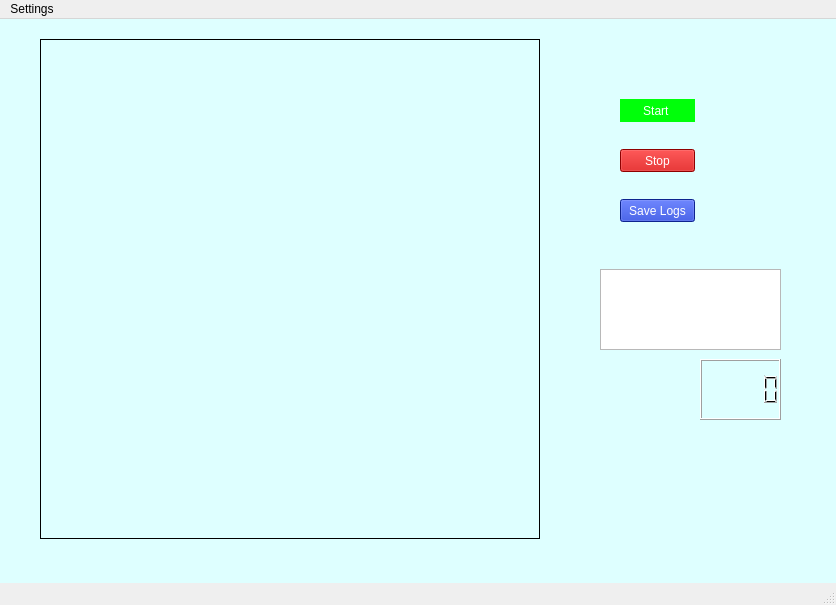
The window that PyQtDesigner/Watcher/MainWindowUI.ui (NishantGhanate/PythonScripts) describes before a commit, drawn with Qt 5.
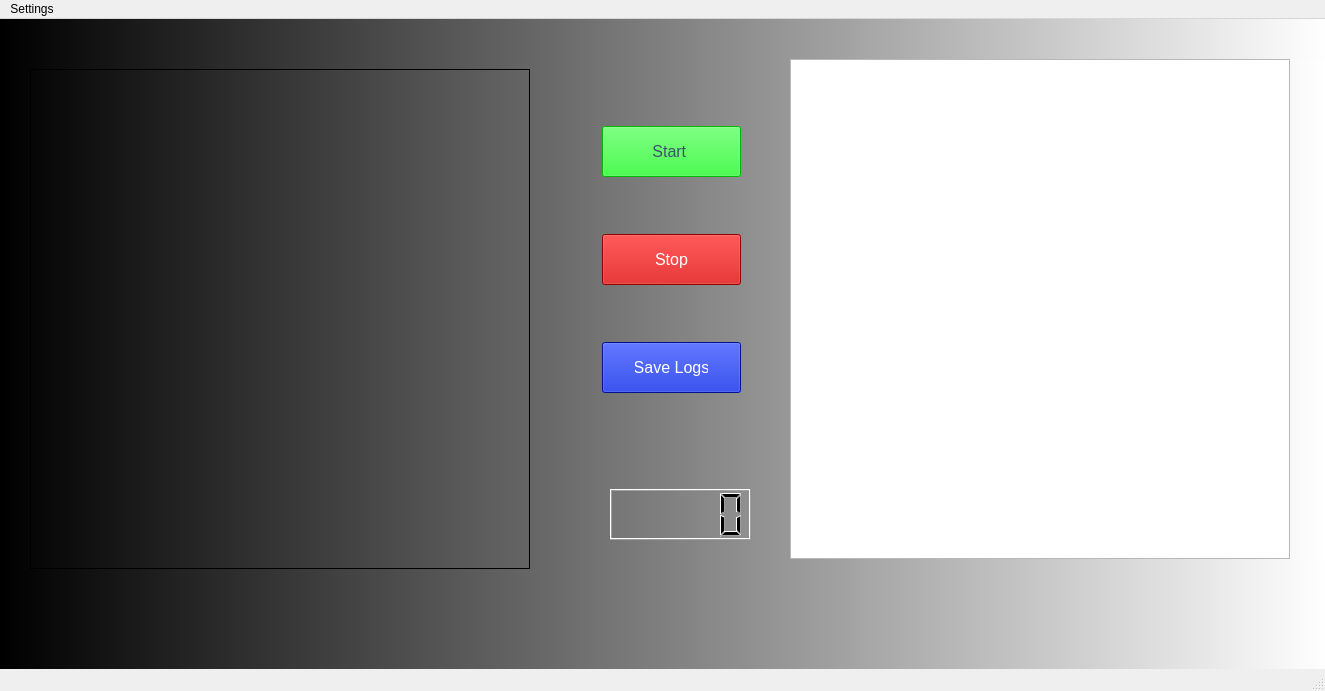
The same window after the commit.

The edit to the form file:
```diff
--- a/PyQtDesigner/Watcher/MainWindowUI.ui
+++ b/PyQtDesigner/Watcher/MainWindowUI.ui
@@ -6,8 +6,8 @@
    <rect>
     <x>0</x>
     <y>0</y>
-    <width>836</width>
-    <height>605</height>
+    <width>1325</width>
+    <height>691</height>
    </rect>
   </property>
   <property name="windowTitle">
@@ -16,15 +16,20 @@
   <property name="styleSheet">
    <string notr="true">QWidget#centralwidget
 {
-	background-color:rgb(222,255,255);
+	
+	background-color:qlineargradient(spread:pad, x1:0, y1:0, x2:1, y2:0, stop:0 rgba(0, 0, 0, 255), stop:1 rgba(255, 255, 255, 255));
 	
 }
 
 QPushButton#startButton
 {
 	background-color:rgb(0,255,10);
-	color:rgb(255,255,255);
-	border-radius:100px;
+	color:rgb(62, 80, 109);
+    padding: 15px 32px;
+    text-align: center;
+    text-decoration: none;
+    font-size: 16px;
+    margin: 4px 2px;
 	
  }
 
@@ -32,14 +37,24 @@
 {
 	background-color:rgb(200,0,0);
 	color:rgb(255,255,255);
+    padding: 15px 32px;
+    text-align: center;
+    text-decoration: none;
+    font-size: 16px;
+    margin: 4px 2px;
 	
  }
 
 QPushButton#saveLogsButton
 {
-	background-color:rgb(20,50,200);	
+	background-color:rgb(0,25,200);
 	color:rgb(255,255,255);
-	
+    padding: 15px 32px;
+    text-align: center;
+    text-decoration: none;
+    font-size: 16px;
+    margin: 4px 2px;
+		
  }
 
 
@@ -52,76 +67,31 @@
 </string>
   </property>
   <widget class="QWidget" name="centralwidget">
-   <widget class="QPushButton" name="startButton">
-    <property name="geometry">
-     <rect>
-      <x>620</x>
-      <y>80</y>
-      <width>75</width>
-      <height>23</height>
-     </rect>
-    </property>
-    <property name="text">
-     <string>Start </string>
-    </property>
-   </widget>
-   <widget class="QPushButton" name="stopButton">
-    <property name="geometry">
-     <rect>
-      <x>620</x>
-      <y>130</y>
-      <width>75</width>
-      <height>23</height>
-     </rect>
-    </property>
-    <property name="text">
-     <string>Stop</string>
-    </property>
-   </widget>
-   <widget class="QPushButton" name="saveLogsButton">
-    <property name="geometry">
-     <rect>
-      <x>620</x>
-      <y>180</y>
-      <width>75</width>
-      <height>23</height>
-     </rect>
-    </property>
-    <property name="sizePolicy">
-     <sizepolicy hsizetype="Preferred" vsizetype="Fixed">
-      <horstretch>0</horstretch>
-      <verstretch>0</verstretch>
-     </sizepolicy>
-    </property>
-    <property name="text">
-     <string>Save Logs</string>
-    </property>
-   </widget>
    <widget class="QListWidget" name="listWidgetLogs">
     <property name="geometry">
      <rect>
-      <x>600</x>
-      <y>250</y>
-      <width>181</width>
-      <height>81</height>
+      <x>790</x>
+      <y>40</y>
+      <width>500</width>
+      <height>500</height>
      </rect>
     </property>
    </widget>
    <widget class="QLCDNumber" name="logsCount">
     <property name="geometry">
      <rect>
-      <x>700</x>
-      <y>340</y>
-      <width>81</width>
-      <height>61</height>
+      <x>610</x>
+      <y>470</y>
+      <width>141</width>
+      <height>51</height>
      </rect>
     </property>
    </widget>
    <widget class="QLabel" name="labelWebCamera">
     <property name="geometry">
      <rect>
-      <x>40</x>
-      <y>20</y>
+      <x>30</x>
+      <y>50</y>
       <width>500</width>
       <height>500</height>
      </rect>
@@ -133,13 +103,64 @@
      <string/>
     </property>
    </widget>
+   <widget class="QWidget" name="">
+    <property name="geometry">
+     <rect>
+      <x>600</x>
+      <y>60</y>
+      <width>143</width>
+      <height>361</height>
+     </rect>
+    </property>
+    <layout class="QVBoxLayout" name="verticalLayout">
+     <item>
+      <widget class="QPushButton" name="startButton">
+       <property name="text">
+        <string>Start </string>
+       </property>
+      </widget>
+     </item>
+     <item>
+      <widget class="QPushButton" name="stopButton">
+       <property name="text">
+        <string>Stop</string>
+       </property>
+      </widget>
+     </item>
+     <item>
+      <widget class="QPushButton" name="saveLogsButton">
+       <property name="sizePolicy">
+        <sizepolicy hsizetype="Preferred" vsizetype="Fixed">
+         <horstretch>0</horstretch>
+         <verstretch>0</verstretch>
+        </sizepolicy>
+       </property>
+       <property name="text">
+        <string>Save Logs</string>
+       </property>
+       <property name="checkable">
+        <bool>false</bool>
+       </property>
+       <property name="autoDefault">
+        <bool>false</bool>
+       </property>
+       <property name="default">
+        <bool>false</bool>
+       </property>
+       <property name="flat">
+        <bool>false</bool>
+       </property>
+      </widget>
+     </item>
+    </layout>
+   </widget>
   </widget>
   <widget class="QMenuBar" name="menubar">
    <property name="geometry">
     <rect>
      <x>0</x>
      <y>0</y>
-     <width>836</width>
+     <width>1325</width>
      <height>21</height>
     </rect>
    </property>
```
